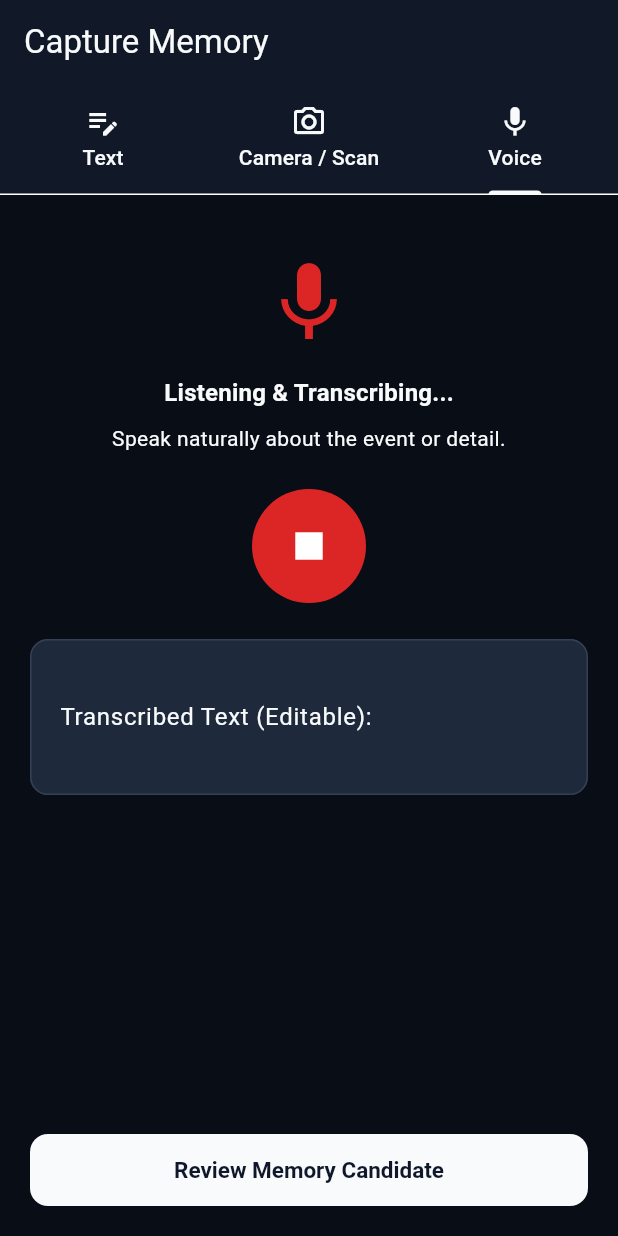
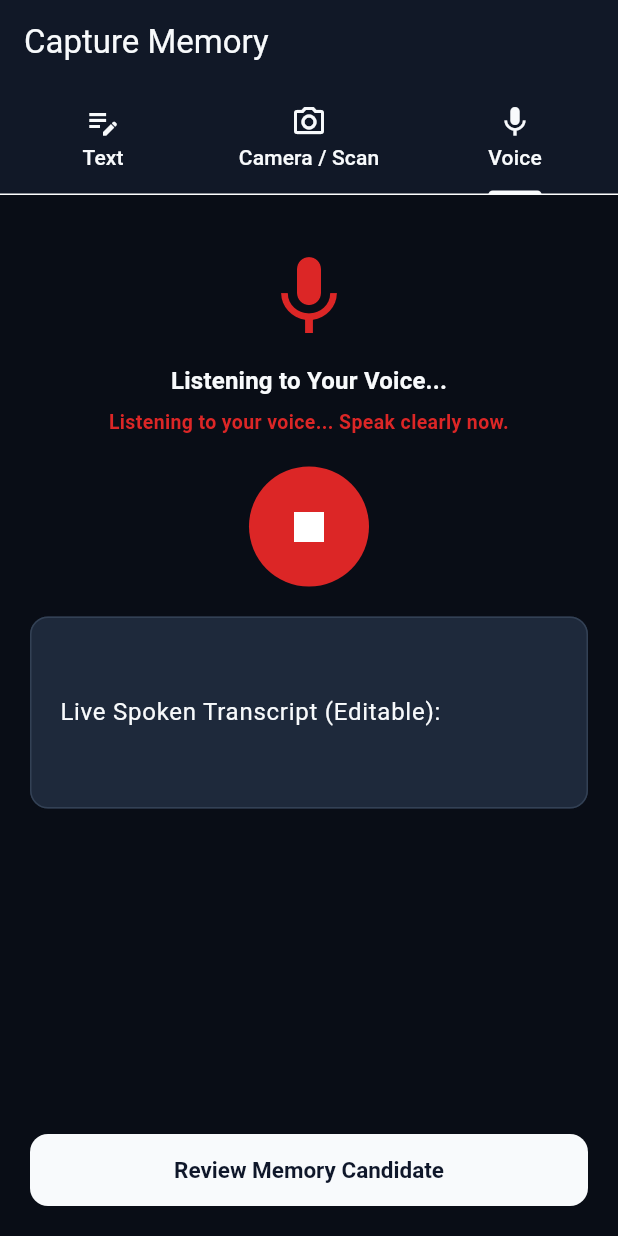
Before and after one commit to vikramnice1987-boop/NYABAGAM, a Flutter app: the CapturePage screen opened by its route, tab 3 chosen, after a tap on the "mic" icon, on a phone screen of 412 x 824 dp. Run offline on Flutter 3.47's test engine with Material 3 defaults, Android fonts, the phone set to English and light mode, and no system bars; our stand-ins replace go_router, image_picker, shared_preferences, supabase_flutter; missing offline and left inert: dart:js_interop; accounts and stored records are empty.

Commit message:
feat: Real live Web Speech API microphone recognition, dynamic entity extraction, and photo review

```diff
--- /dev/null
+++ b/lib/core/speech/speech_service_interface.dart
@@ -0,0 +1,13 @@
+import 'package:flutter/foundation.dart';
+
+typedef SpeechResultCallback = void Function(String text, bool isFinal);
+
+abstract class BaseSpeechService {
+  bool get isListening;
+  Future<bool> startListening({
+    required SpeechResultCallback onResult,
+    required VoidCallback onDone,
+    String language = 'en-US',
+  });
+  void stopListening();
+}
--- /dev/null
+++ b/lib/core/speech/speech_service_stub.dart
@@ -0,0 +1,26 @@
+import 'package:flutter/foundation.dart';
+import 'speech_service_interface.dart';
+
+class SpeechService implements BaseSpeechService {
+  SpeechService._();
+  static final SpeechService instance = SpeechService._();
+
+  bool _isListening = false;
+  @override
+  bool get isListening => _isListening;
+
+  @override
+  Future<bool> startListening({
+    required SpeechResultCallback onResult,
+    required VoidCallback onDone,
+    String language = 'en-US',
+  }) async {
+    _isListening = true;
+    return true;
+  }
+
+  @override
+  void stopListening() {
+    _isListening = false;
+  }
+}
--- a/lib/features/capture/presentation/capture_page.dart
+++ b/lib/features/capture/presentation/capture_page.dart
@@ -4,6 +4,7 @@ import 'package:flutter/material.dart';
 import 'package:go_router/go_router.dart';
 import 'package:image_picker/image_picker.dart';
 import '../../../core/ai/ai_gateway.dart';
+import '../../../core/speech/speech_service.dart';
 import '../../../core/theme/ny_colors.dart';
 import '../../../core/theme/ny_spacing.dart';
 import '../../../shared/components/ny_button.dart';
@@ -23,6 +24,7 @@ class _CapturePageState extends State<CapturePage> with SingleTickerProviderStat
 
   bool _isRecording = false;
   bool _isUnderstanding = false;
+  String _liveSpeechStatus = 'Tap the microphone to speak';
   String? _attachedFileName;
   Uint8List? _attachedFileBytes;
   String? _attachedFileBase64;
@@ -36,6 +38,7 @@ class _CapturePageState extends State<CapturePage> with SingleTickerProviderStat
 
   @override
   void dispose() {
+    SpeechService.instance.stopListening();
     _tabController.dispose();
     _textController.dispose();
     super.dispose();
@@ -57,7 +60,7 @@ class _CapturePageState extends State<CapturePage> with SingleTickerProviderStat
           _attachedFileBase64 = base64Encode(bytes);
           _attachmentType = 'image';
           if (_textController.text.isEmpty) {
-            _textController.text = 'Service Receipt / Appliance Photo: ${photo.name}';
+            _textController.text = 'Photo Attachment: ${photo.name}';
           }
         });
       }
@@ -100,12 +103,35 @@ class _CapturePageState extends State<CapturePage> with SingleTickerProviderStat
   }
 
   void _toggleVoiceRecording() {
-    setState(() {
-      _isRecording = !_isRecording;
-      if (!_isRecording && _textController.text.isEmpty) {
-        _textController.text = 'Ravi serviced my AC today for ₹800.';
-      }
-    });
+    if (_isRecording) {
+      SpeechService.instance.stopListening();
+      setState(() {
+        _isRecording = false;
+        _liveSpeechStatus = 'Recording finished. Review or edit text below.';
+      });
+    } else {
+      setState(() {
+        _isRecording = true;
+        _liveSpeechStatus = 'Listening to your voice... Speak clearly now.';
+      });
+      SpeechService.instance.startListening(
+        onResult: (transcript, isFinal) {
+          if (mounted && transcript.isNotEmpty) {
+            setState(() {
+              _textController.text = transcript;
+            });
+          }
+        },
+        onDone: () {
+          if (mounted) {
+            setState(() {
+              _isRecording = false;
+              _liveSpeechStatus = 'Tap microphone to speak again';
+            });
+          }
+        },
+      );
+    }
   }
 
   void _removeAttachment() {
@@ -120,7 +146,7 @@ class _CapturePageState extends State<CapturePage> with SingleTickerProviderStat
     final content = _textController.text.trim();
     if (content.isEmpty && _attachedFileName == null) {
       ScaffoldMessenger.of(context).showSnackBar(
-        const SnackBar(content: Text('Please write text, take a photo, or attach a document.')),
+        const SnackBar(content: Text('Please write text, speak into the mic, or attach a photo.')),
       );
       return;
     }
@@ -131,9 +157,7 @@ class _CapturePageState extends State<CapturePage> with SingleTickerProviderStat
 
     setState(() => _isUnderstanding = true);
     try {
-      final candidate = await AiGateway.understand(
-        promptToUnderstand,
-      );
+      final candidate = await AiGateway.understand(promptToUnderstand);
 
       final candidateWithAttachment = candidate.copyWith(
         attachmentBase64: _attachedFileBase64,
@@ -188,7 +212,7 @@ class _CapturePageState extends State<CapturePage> with SingleTickerProviderStat
                       ),
                       const SizedBox(height: 6),
                       const Text(
-                        'Your input becomes a structured candidate. Nothing is saved until you review and confirm.',
+                        'Type your note, instruction, or service details. You will review extracted facts before saving.',
                       ),
                       const SizedBox(height: NySpacing.space16),
                       Expanded(
@@ -200,7 +224,7 @@ class _CapturePageState extends State<CapturePage> with SingleTickerProviderStat
                           minLines: null,
                           textAlignVertical: TextAlignVertical.top,
                           decoration: const InputDecoration(
-                            hintText: 'e.g., Ravi serviced my AC today for ₹800.\nor Paste warranty details, doctor prescription, doctor notes, etc.',
+                            hintText: 'e.g., Doctor John prescribed medication for fever on Aug 20.\nor Suresh serviced my washing machine for ₹1200.',
                           ),
                         ),
                       ),
@@ -308,38 +332,42 @@ class _CapturePageState extends State<CapturePage> with SingleTickerProviderStat
                           controller: _textController,
                           maxLines: 3,
                           decoration: const InputDecoration(
-                            hintText: 'e.g., CoolCare AC service bill received from Ravi.',
+                            hintText: 'e.g., Received service invoice from CoolCare.',
                           ),
                         ),
                       ],
                     ),
                   ),
 
-                  // Tab 3: Voice Note
+                  // Tab 3: Voice Note with Real Voice Recognition
                   SingleChildScrollView(
                     child: Column(
                       mainAxisAlignment: MainAxisAlignment.center,
                       children: [
-                        const SizedBox(height: 20),
+                        const SizedBox(height: 16),
                         Icon(
                           _isRecording ? Icons.mic : Icons.mic_none,
                           size: 64,
                           color: _isRecording ? NyColors.statusError : theme.colorScheme.secondary,
                         ),
-                        const SizedBox(height: 16),
+                        const SizedBox(height: 12),
                         Text(
-                          _isRecording ? 'Listening & Transcribing...' : 'Tap to Record Voice Note',
+                          _isRecording ? 'Listening to Your Voice...' : 'Tap to Record Voice Note',
                           style: theme.textTheme.titleMedium?.copyWith(fontWeight: FontWeight.w700),
                         ),
-                        const SizedBox(height: 8),
+                        const SizedBox(height: 6),
                         Text(
-                          _isRecording ? 'Speak naturally about the event or detail.' : 'Speak your thoughts. You can also edit the transcribed text below.',
-                          style: theme.textTheme.bodyMedium,
+                          _liveSpeechStatus,
+                          style: TextStyle(
+                            fontSize: 13,
+                            color: _isRecording ? NyColors.statusError : theme.colorScheme.onSurface.withAlpha(180),
+                            fontWeight: _isRecording ? FontWeight.w600 : FontWeight.normal,
+                          ),
                           textAlign: TextAlign.center,
                         ),
-                        const SizedBox(height: NySpacing.space24),
+                        const SizedBox(height: NySpacing.space20),
                         IconButton.filled(
-                          iconSize: 36,
+                          iconSize: 40,
                           onPressed: _toggleVoiceRecording,
                           icon: Icon(_isRecording ? Icons.stop : Icons.mic),
                           style: IconButton.styleFrom(
@@ -348,13 +376,13 @@ class _CapturePageState extends State<CapturePage> with SingleTickerProviderStat
                             padding: const EdgeInsets.all(NySpacing.space20),
                           ),
                         ),
-                        const SizedBox(height: NySpacing.space24),
+                        const SizedBox(height: NySpacing.space20),
                         TextField(
                           controller: _textController,
-                          maxLines: 3,
+                          maxLines: 4,
                           decoration: const InputDecoration(
-                            labelText: 'Transcribed Text (Editable):',
-                            hintText: 'e.g., Ravi serviced my AC today for ₹800.',
+                            labelText: 'Live Spoken Transcript (Editable):',
+                            hintText: 'Speak into your microphone or type instructions here...',
                           ),
                         ),
                       ],
```
Also changed, not shown: lib/core/ai/ai_gateway.dart (+102 -37 lines), lib/core/speech/speech_service.dart (+2 -43 lines), lib/core/speech/speech_service_web.dart (added, +89 -0 lines), 1 other file.
